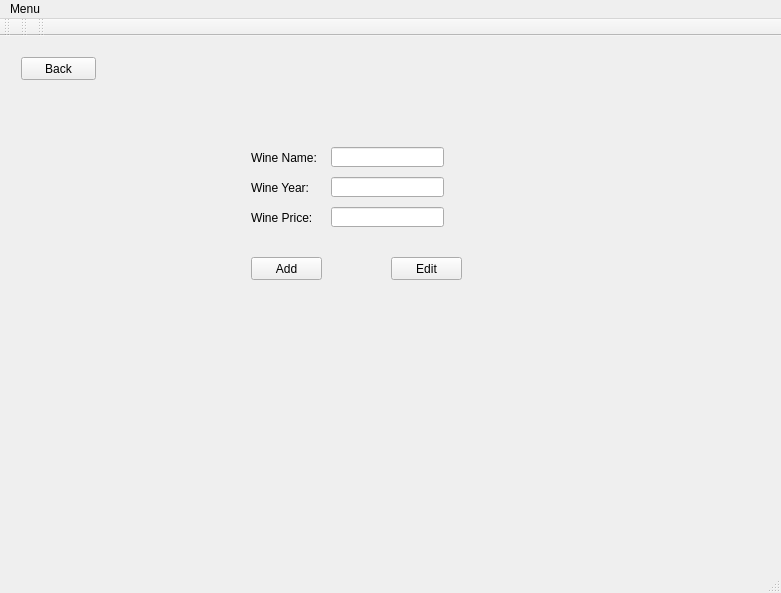
Before: the Qt Designer form WineryProject/mainwindow.ui in AustinVaday/CS1D-Class-Project-1, drawn with Qt 5.
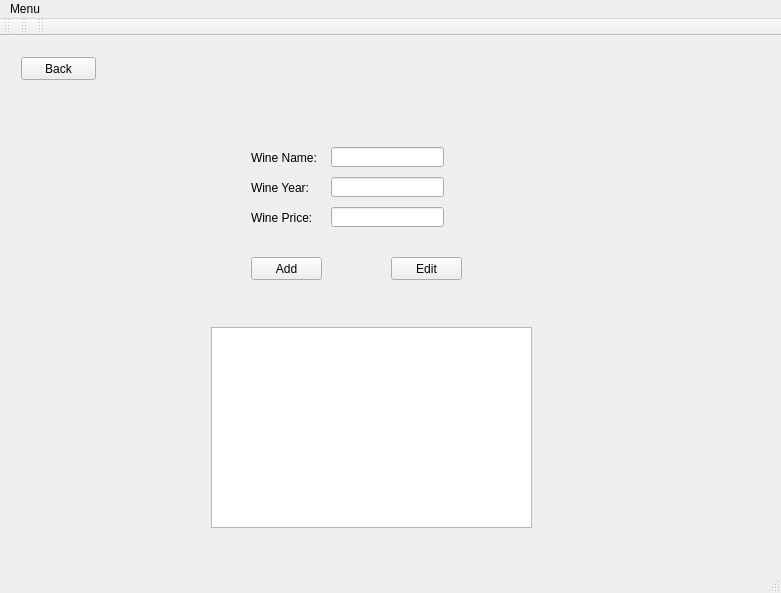
After: the same form once the commit is applied. The open tabs and pages were chosen to show the change.

Commit message: Fininshed admin and polished it up.

Diff of the .ui file:
```diff
--- a/WineryProject/mainwindow.ui
+++ b/WineryProject/mainwindow.ui
@@ -998,6 +998,16 @@
          <string>Edit</string>
         </property>
        </widget>
+       <widget class="QTableWidget" name="WineTable_2">
+        <property name="geometry">
+         <rect>
+          <x>200</x>
+          <y>280</y>
+          <width>321</width>
+          <height>201</height>
+         </rect>
+        </property>
+       </widget>
       </widget>
       <widget class="QWidget" name="EditSpecificWinery">
        <widget class="QLabel" name="EditTitle">
```
Left out of the diff: 4 changed lines with no effect on the pictures. The commit also changes 2 other files.
